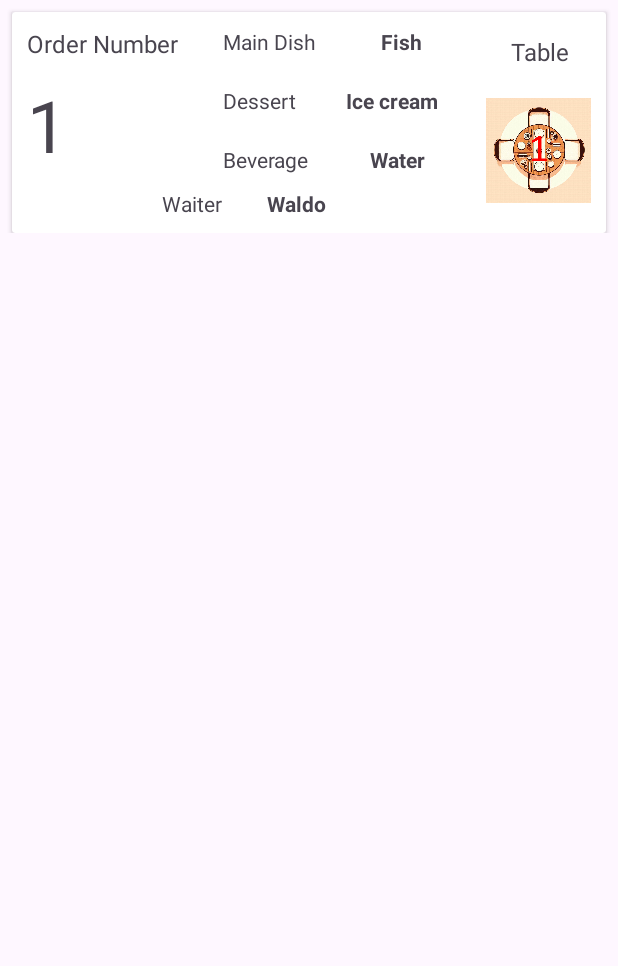
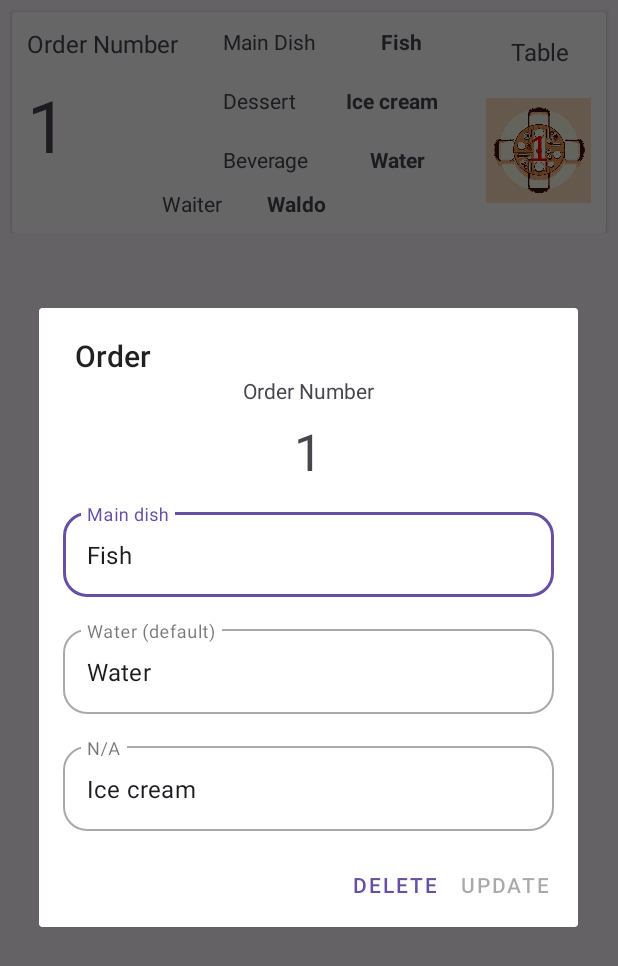
Before and after one commit to RCordobaG/M6P1RCordoba, an Android app: the fragment orderListFragment placed in its activity, after a tap on "Order Number", on a phone screen of 412 x 824 dp. Shown: the top 966 px of the screen. Run offline under Robolectric (Android 15) with nearby library versions, the phone set to English and light mode, and no system bars; our stand-ins replace Room's generated code.

Commit message:
Update and delete

```diff
--- /dev/null
+++ b/app/src/main/java/com/rcordoba/m6p1rcordoba/ui/OrderDialog.kt
@@ -0,0 +1,260 @@
+package com.rcordoba.m6p1rcordoba.ui
+
+import android.app.AlertDialog
+import android.app.Dialog
+import android.os.Bundle
+import android.text.Editable
+import android.text.TextWatcher
+import android.widget.Button
+import androidx.fragment.app.DialogFragment
+import androidx.lifecycle.lifecycleScope
+import com.rcordoba.m6p1rcordoba.R
+import com.rcordoba.m6p1rcordoba.application.OrdersDBApp
+import com.rcordoba.m6p1rcordoba.data.OrderRepo
+import com.rcordoba.m6p1rcordoba.data.db.model.OrderEntity
+import com.rcordoba.m6p1rcordoba.databinding.OrderDialogBinding
+import kotlinx.coroutines.Dispatchers
+import kotlinx.coroutines.async
+import kotlinx.coroutines.launch
+import kotlinx.coroutines.withContext
+import java.io.IOException
+
+class OrderDialog(
+    private val newOrder: Boolean = true,
+    private var order: OrderEntity = OrderEntity(
+        id = 0,
+        mainCourse = "",
+        beverage = "",
+        dessert = "",
+        tableNumber = 1,
+        waiterName = ""
+    ),
+    private val updateUI: () -> Unit,
+    private val message: (String) -> Unit
+) : DialogFragment() {
+
+    private var _binding: OrderDialogBinding? = null
+    private val binding get() = _binding!!
+
+    private lateinit var builder: AlertDialog.Builder
+    private lateinit var dialog: Dialog
+
+    private var saveButton: Button? = null
+
+    private lateinit var repository: OrderRepo
+
+    //Aquí se crea y configura el diálogo de forma inicial
+    override fun onCreateDialog(savedInstanceState: Bundle?): Dialog {
+        _binding = OrderDialogBinding.inflate(requireActivity().layoutInflater)
+
+        builder = AlertDialog.Builder(requireContext())
+
+        repository = (requireContext().applicationContext as OrdersDBApp).repository
+
+        binding.apply {
+            binding.ivHeader.setText(order.id.toString())
+            binding.tietTitle.setText(order.mainCourse)
+            binding.tietGenre.setText(order.beverage)
+            binding.tietDeveloper.setText(order.dessert)
+        }
+
+        dialog = if (newOrder)
+            buildDialog(getString(R.string.dialog_save_buttonm),
+                getString(R.string.dialog_cancel_button), {
+                //Acción guardar
+                order.apply {
+                    mainCourse = binding.tietTitle.text.toString()
+                    beverage = binding.tietGenre.text.toString()
+                    dessert = binding.tietDeveloper.text.toString()
+                }
+                try {
+                    lifecycleScope.launch {
+
+                        val result = async{
+                            repository.createOrder(order)
+                        }
+
+                        result.await()
+
+                        withContext(Dispatchers.Main){
+                            message(getString(R.string.dialog_order_created_success))
+
+                            updateUI()
+                        }
+
+                    }
+
+                }catch(e: IOException){
+                    e.printStackTrace()
+
+                    message(getString(R.string.dialog_error_creating_order))
+
+                }
+            }, {
+                //Acción cancelar
+
+            })
+        else
+            buildDialog(getString(R.string.dialog_update_button),
+                getString(R.string.dialog_delete_button), {
+                //Acción actualizar
+                order.apply {
+                    mainCourse = binding.tietTitle.text.toString()
+                    beverage = binding.tietGenre.text.toString()
+                    dessert = binding.tietDeveloper.text.toString()
+                }
+                try {
+                    lifecycleScope.launch {
+                        val result = async {
+                            repository.updateOrder(order)
+                        }
+
+                        result.await()
+
+                        withContext(Dispatchers.Main){
+                            message(getString(R.string.dialog_order_update_success))
+                            updateUI()
+                        }
+                    }
+
+                }catch(e: IOException) {
+                    e.printStackTrace()
+
+                    message(getString(R.string.dialog_order_update_error))
+
+                }
+            }, {
+                //Acción borrar
+                val context = requireContext()
+
+                AlertDialog.Builder(requireContext())
+                    .setTitle(getString(R.string.dialog_confirm_delete))
+                    .setMessage(getString(R.string.dialog_confirm_delete_id, order.id))
+                    .setPositiveButton(getString(R.string.dialog_accept)){ _, _ ->
+                        try {
+                            lifecycleScope.launch {
+
+                                val result = async {
+                                    repository.deleteOrder(order)
+                                }
+
+                                result.await()
+
+                                withContext(Dispatchers.Main){
+                                    //message(context.getString(R.string.removedGame))
+                                    message(getString(R.string.dialog_delete_success))
+
+                                    updateUI()
+                                }
+                            }
+
+                        }catch(e: IOException) {
+                            e.printStackTrace()
+
+                            message(getString(R.string.dialog_delete_error))
+
+                        }
+                    }
+                    .setNegativeButton(getString(R.string.dialog_delete_cancel)){ dialog, _ ->
+                        dialog.dismiss()
+                    }
+                    .create()
+                    .show()
+            })
+
+        return dialog
+    }
+
+
+    override fun onDestroy() {
+        super.onDestroy()
+        _binding = null
+    }
+
+    //Se va a llamar después de que se muestra el diálogo en pantalla
+    override fun onStart() {
+        super.onStart()
+
+
+        val alertDialog = dialog as AlertDialog
+        saveButton = alertDialog.getButton(AlertDialog.BUTTON_POSITIVE)
+        saveButton?.isEnabled = false
+
+        /*binding.tietTitle.setOnFocusChangeListener { v, hasFocus ->
+            if(!hasFocus){
+                //Aquí ya perdió el foco esa vista
+
+            }
+        }*/
+
+        binding.tietTitle.addTextChangedListener(object : TextWatcher {
+            override fun beforeTextChanged(s: CharSequence?, start: Int, count: Int, after: Int) {
+
+            }
+
+            override fun onTextChanged(s: CharSequence?, start: Int, before: Int, count: Int) {
+
+            }
+
+            override fun afterTextChanged(s: Editable?) {
+                saveButton?.isEnabled = validateFields()
+            }
+
+        })
+
+        binding.tietGenre.addTextChangedListener(object : TextWatcher {
+            override fun beforeTextChanged(s: CharSequence?, start: Int, count: Int, after: Int) {
+
+            }
+
+            override fun onTextChanged(s: CharSequence?, start: Int, before: Int, count: Int) {
+
+            }
+
+            override fun afterTextChanged(s: Editable?) {
+                saveButton?.isEnabled = validateFields()
+            }
+
+        })
+
+        binding.tietDeveloper.addTextChangedListener(object : TextWatcher {
+            override fun beforeTextChanged(s: CharSequence?, start: Int, count: Int, after: Int) {
+
+            }
+
+            override fun onTextChanged(s: CharSequence?, start: Int, before: Int, count: Int) {
+
+            }
+
+            override fun afterTextChanged(s: Editable?) {
+                saveButton?.isEnabled = validateFields()
+            }
+
+        })
+
+    }
+
+    private fun validateFields(): Boolean =
+        (binding.tietTitle.text.toString().isNotEmpty() &&
+                binding.tietGenre.text.toString().isNotEmpty() &&
+                binding.tietDeveloper.text.toString().isNotEmpty())
+
+    private fun buildDialog(
+        btn1Text: String,
+        btn2Text: String,
+        positiveButton: () -> Unit,
+        negativeButton: () -> Unit
+    ): Dialog =
+        builder.setView(binding.root)
+            .setTitle(getString(R.string.order))
+            .setPositiveButton(btn1Text) { _, _ ->
+                //Acción para el botón positivo
+                positiveButton()
+            }
+            .setNegativeButton(btn2Text) { _, _ ->
+                //Acción para el botón negativo
+                negativeButton()
+            }
+            .create()
+
+}
--- a/app/src/main/java/com/rcordoba/m6p1rcordoba/ui/orderListFragment.kt
+++ b/app/src/main/java/com/rcordoba/m6p1rcordoba/ui/orderListFragment.kt
@@ -1,20 +1,21 @@
 package com.rcordoba.m6p1rcordoba.ui
 
+import android.graphics.Color
 import android.os.Bundle
-import android.util.Log
 import androidx.fragment.app.Fragment
 import android.view.LayoutInflater
 import android.view.View
 import android.view.ViewGroup
+import android.widget.Toast
 import androidx.lifecycle.lifecycleScope
 import androidx.recyclerview.widget.LinearLayoutManager
-import com.rcordoba.m6p1rcordoba.R
+import com.google.android.material.snackbar.Snackbar
 import com.rcordoba.m6p1rcordoba.application.OrdersDBApp
 import com.rcordoba.m6p1rcordoba.data.OrderRepo
 import com.rcordoba.m6p1rcordoba.data.db.model.OrderEntity
 import com.rcordoba.m6p1rcordoba.databinding.FragmentOrderListBinding
-import com.rcordoba.m6p1rcordoba.databinding.FragmentQuestionnaireBinding
 import kotlinx.coroutines.launch
+import org.w3c.dom.Text
 
 // TODO: Rename parameter arguments, choose names that match
 // the fragment initialization parameters, e.g. ARG_ITEM_NUMBER
@@ -35,13 +36,24 @@ class orderListFragment : Fragment() {
 
     private lateinit var repository : OrderRepo
     // TODO: Rename and change types of parameters
-    private var param1: String? = null
-    private var param2: String? = null
+    private var mainText: String? = null
+    private var beverageText: String? = null
+    private var dessertText: String? = null
+    private var waiterText: String? = null
 
     override fun onCreate(savedInstanceState: Bundle?) {
         super.onCreate(savedInstanceState)
         orderAdapter = OrderAdapter() {selectedOrder ->
+            val dialog = OrderDialog(
+                newOrder = false,
+                order = selectedOrder,
+                updateUI = {
+                    updateUI()
+                }, message = { action ->
+                    message(action)
+                })
 
+            dialog.show(parentFragmentManager, "updateDialog")
         }
         repository = (requireContext().applicationContext as OrdersDBApp).repository
 
@@ -70,6 +82,10 @@ class orderListFragment : Fragment() {
         }
     }
 
+    private fun message(text: String) {
+        Toast.makeText(requireContext(),"text",Toast.LENGTH_SHORT).show()
+    }
+
     companion object {
         /**
          * Use this factory method to create a new instance of
@@ -81,5 +97,10 @@ class orderListFragment : Fragment() {
         @JvmStatic
         fun newInstance() =
             orderListFragment()
+
+        fun newInstance(mainText : String, param2 : String) =
+            orderListFragment().apply {
+
+            }
     }
 }
--- /dev/null
+++ b/app/src/main/res/layout/order_dialog.xml
@@ -0,0 +1,114 @@
+<?xml version="1.0" encoding="utf-8"?>
+<LinearLayout xmlns:android="http://schemas.android.com/apk/res/android"
+    xmlns:app="http://schemas.android.com/apk/res-auto"
+    android:layout_width="match_parent"
+    android:layout_height="wrap_content"
+    android:orientation="vertical">
+
+    <TextView
+        android:id="@+id/textView"
+        android:layout_width="match_parent"
+        android:layout_height="wrap_content"
+        android:text="@string/order_number_text"
+        android:textAlignment="center" />
+
+    <TextView
+        android:id="@+id/ivHeader"
+        android:layout_width="match_parent"
+        android:layout_height="50dp"
+        android:layout_marginTop="8dp"
+        android:contentDescription="@string/order_number"
+        android:scaleType="fitCenter"
+        android:text="@string/order_placeholder"
+        android:textAlignment="center"
+        android:textSize="34sp" />
+
+    <com.google.android.material.textfield.TextInputLayout
+        android:id="@+id/tilTitle"
+        style="@style/Widget.MaterialComponents.TextInputLayout.OutlinedBox"
+        android:layout_width="match_parent"
+        android:layout_height="wrap_content"
+        android:layout_marginStart="16dp"
+        android:layout_marginTop="8dp"
+        android:layout_marginEnd="16dp"
+        android:layout_marginBottom="8dp"
+        android:hint="@string/main_dish_placeholder"
+        app:boxBackgroundMode="outline"
+        app:boxCornerRadiusBottomEnd="16dp"
+        app:boxCornerRadiusBottomStart="16dp"
+        app:boxCornerRadiusTopEnd="16dp"
+        app:boxCornerRadiusTopStart="16dp"
+        >
+
+        <com.google.android.material.textfield.TextInputEditText
+            android:id="@+id/tietTitle"
+            android:layout_width="match_parent"
+            android:layout_height="wrap_content"
+            android:imeOptions="actionDone"
+            android:inputType="text"
+            android:maxLines="1">
+
+        </com.google.android.material.textfield.TextInputEditText>
+
+    </com.google.android.material.textfield.TextInputLayout>
+
+    <com.google.android.material.textfield.TextInputLayout
+        android:id="@+id/tilGenre"
+        style="@style/Widget.MaterialComponents.TextInputLayout.OutlinedBox"
+        android:layout_width="match_parent"
+        android:layout_height="wrap_content"
+        android:layout_marginStart="16dp"
+        android:layout_marginTop="8dp"
+        android:layout_marginEnd="16dp"
+        android:layout_marginBottom="8dp"
+        android:hint="@string/beverage_default"
+        app:boxBackgroundMode="outline"
+        app:boxCornerRadiusBottomEnd="16dp"
+        app:boxCornerRadiusBottomStart="16dp"
+        app:boxCornerRadiusTopEnd="16dp"
+        app:boxCornerRadiusTopStart="16dp"
+        >
+
+        <com.google.android.material.textfield.TextInputEditText
+            android:id="@+id/tietGenre"
+            android:layout_width="match_parent"
+            android:layout_height="wrap_content"
+            android:imeOptions="actionDone"
+            android:inputType="text"
+            android:maxLines="1">
+
+        </com.google.android.material.textfield.TextInputEditText>
+
+    </com.google.android.material.textfield.TextInputLayout>
+
+    <com.google.android.material.textfield.TextInputLayout
+        android:id="@+id/tilDeveloper"
+        style="@style/Widget.MaterialComponents.TextInputLayout.OutlinedBox"
+        android:layout_width="match_parent"
+        android:layout_height="wrap_content"
+        android:layout_marginStart="16dp"
+        android:layout_marginTop="8dp"
+        android:layout_marginEnd="16dp"
+        android:layout_marginBottom="8dp"
+        android:hint="@string/dessert_default"
+        app:boxBackgroundMode="outline"
+        app:boxCornerRadiusBottomEnd="16dp"
+        app:boxCornerRadiusBottomStart="16dp"
+        app:boxCornerRadiusTopEnd="16dp"
+        app:boxCornerRadiusTopStart="16dp"
+        >
+
+        <com.google.android.material.textfield.TextInputEditText
+            android:id="@+id/tietDeveloper"
+            android:layout_width="match_parent"
+            android:layout_height="wrap_content"
+            android:imeOptions="actionDone"
+            android:inputType="text"
+            android:maxLines="1">
+
+        </com.google.android.material.textfield.TextInputEditText>
+
+    </com.google.android.material.textfield.TextInputLayout>
+
+
+</LinearLayout>
--- a/app/src/main/res/values/strings.xml
+++ b/app/src/main/res/values/strings.xml
@@ -26,6 +26,26 @@
     <string name="toast_create_success">Order created successfully</string>
     <string name="toast_create_error">Failed to create order</string>
     <string name="waiter_placeholder_text">waiterPlaceholder</string>
+    <string name="toast_check_values">Please check your values</string>
+    <string name="main_dish_not_empty">Main dish can not be empty</string>
+    <string name="beverage_default">Water (default)</string>
+    <string name="dessert_default">N/A</string>
+    <string name="order_number">Order number</string>
+    <string name="dialog_save_buttonm">Save</string>
+    <string name="dialog_cancel_button">Cancel</string>
+    <string name="dialog_order_created_success">Order created successfully</string>
+    <string name="dialog_error_creating_order">Error creating order</string>
+    <string name="dialog_update_button">Update</string>
+    <string name="dialog_delete_button">Delete</string>
+    <string name="dialog_order_update_success">Order updated successfully</string>
+    <string name="dialog_order_update_error">Error deleting game</string>
+    <string name="dialog_confirm_delete">Confirm delete</string>
+    <string name="dialog_confirm_delete_id">Confirm delete order %1$s?</string>
+    <string name="dialog_accept">Accept</string>
+    <string name="dialog_delete_success">Order deleted successfully</string>
+    <string name="dialog_delete_error">Error deleting name</string>
+    <string name="dialog_delete_cancel">Cancel</string>
+    <string name="order">Order</string>
 
     <string-array name="waiters">
         <item>Waldo</item>
```
Also changed, not shown: app/src/main/java/com/rcordoba/m6p1rcordoba/ui/QuestionnaireFragment.kt (+27 -5 lines).
